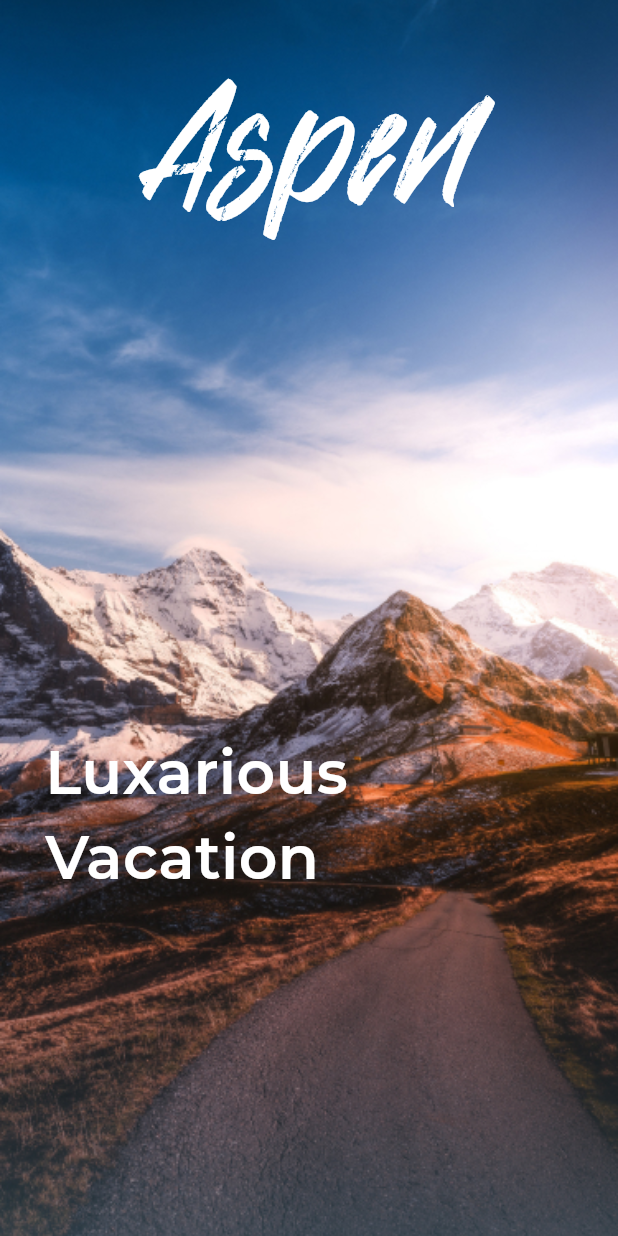
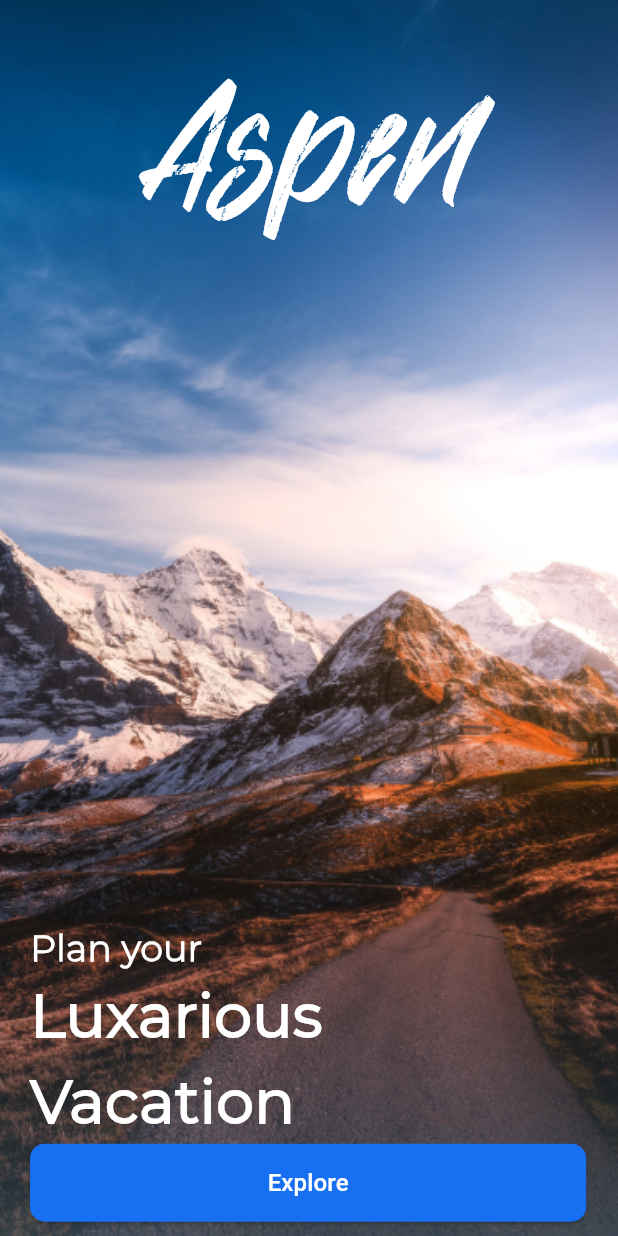
Before and after one commit to takiul-sumon/Travel-App, a Flutter app: the screen it shows after launch, on a phone screen of 412 x 824 dp. Run offline on Flutter 3.47's test engine with Material 3 defaults, Android fonts, the phone set to English and light mode, and no system bars.

Commit message:
Splash Screan Done

```diff
--- a/lib/Splash_Screan.dart
+++ b/lib/Splash_Screan.dart
@@ -5,7 +5,7 @@ class Splash_Screan extends StatelessWidget {
 
   @override
   Widget build(BuildContext context) {
-    return Scaffold(
+    return  Scaffold(
       body: Container(
         decoration: const BoxDecoration(
           image: DecorationImage(
@@ -13,14 +13,14 @@ class Splash_Screan extends StatelessWidget {
             fit: BoxFit.cover,
           ),
         ),
-        child: const Column(
+        child: Column(
           // mainAxisAlignment: MainAxisAlignment.center,
           crossAxisAlignment: CrossAxisAlignment.start,
           children: [
-            SizedBox(
+           const SizedBox(
               height: 20,
             ),
-            Align(
+          const  Align(
               // widthFactor: .5,
               alignment: Alignment.center,
               child: Text(
@@ -30,22 +30,51 @@ class Splash_Screan extends StatelessWidget {
               ),
             ),
             SizedBox(
-              height: 300,
+              height: MediaQuery.of(context).size.height * .52,
             ),
-            Row(
+            Padding(
+              padding:const EdgeInsets.fromLTRB(20, 0, 0, 0),
+              child: Column(
+                crossAxisAlignment: CrossAxisAlignment.start,
                 children: [
-                SizedBox(
-                  width: 30,
-                ),
-                Text(
+                const  Text('Plan your',
+                      style: TextStyle(
+                          fontSize: 24,
+                          color: Colors.white,
+                          fontFamily: 'Montserrat-SemiBold',
+                          fontWeight: FontWeight.bold)),
+                const  Text(
                     'Luxarious\nVacation',
                     style: TextStyle(
                         fontSize: 40,
                         color: Colors.white,
-                      fontFamily: 'Montserrat-SemiBold',
+                        fontFamily: 'Montserrat-Regular',
                         fontWeight: FontWeight.bold),
+                  ),
+                  SizedBox(
+                    height: 52,width: MediaQuery.of(context).size.width*.9,
+                    child: ElevatedButton(
+                      onPressed: () {},
+                      child: Text(
+                        'Explore',
+                        style: TextStyle(
+                          fontSize: 16,
+                          color: Colors.white,
+                        ),
+                      ),
+                      style: ElevatedButton.styleFrom(
+                        backgroundColor:
+                            Color(Color.fromRGBO(23, 111, 242, 1).value),
+                        // onPrimary: Colors.black,
+                        shape: RoundedRectangleBorder(
+                          borderRadius: BorderRadius.circular(10),
+                        ),
+                        // padding: EdgeInsets.symmetric(horizontal: 30, vertical: 10),
+                      ),
+                    ),
                   )
                 ],
+              ),
             )
 
             // ),
```
Also changed, not shown: assets/fonts/Montserrat-SemiBold.ttf. Lines whose indentation alone changed are shown as unchanged.
